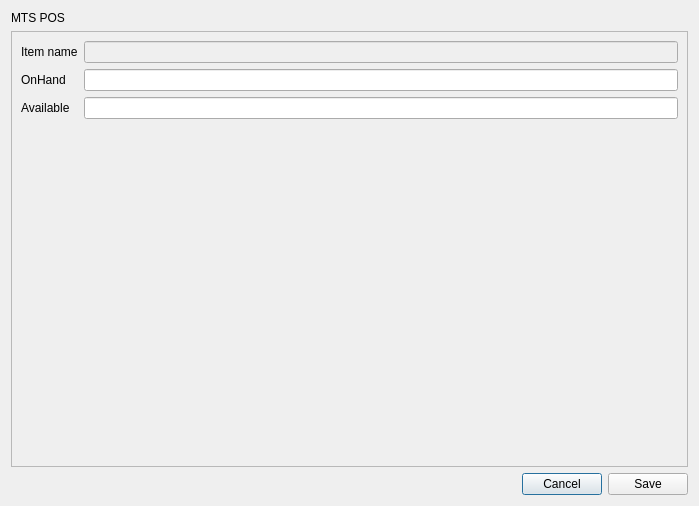
rondalefloyd/mts-pos, file app/views/templates/EditStock.ui: the form before one commit.
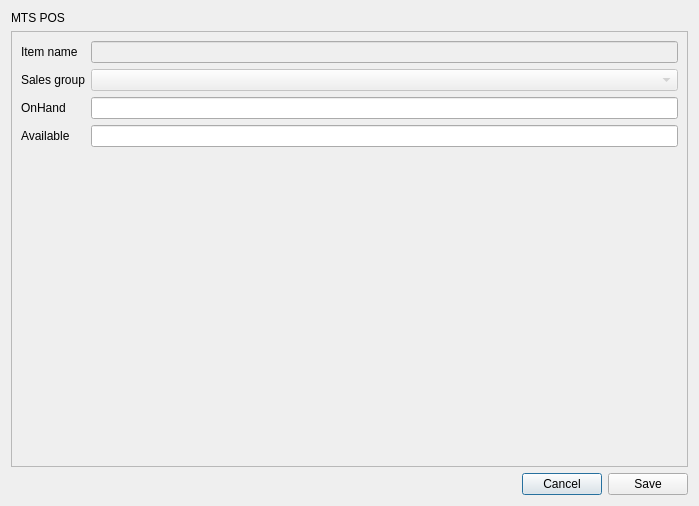
The form after the commit.

Patch:
```diff
--- a/app/views/templates/EditStock.ui
+++ b/app/views/templates/EditStock.ui
@@ -56,26 +56,40 @@
          </property>
         </widget>
        </item>
-       <item row="1" column="0">
+       <item row="2" column="0">
         <widget class="QLabel" name="label_2">
          <property name="text">
           <string>OnHand</string>
          </property>
         </widget>
        </item>
-       <item row="1" column="1">
+       <item row="2" column="1">
         <widget class="QLineEdit" name="lineEditOnHand"/>
        </item>
-       <item row="2" column="0">
+       <item row="3" column="0">
         <widget class="QLabel" name="label_4">
          <property name="text">
           <string>Available</string>
          </property>
         </widget>
        </item>
-       <item row="2" column="1">
+       <item row="3" column="1">
         <widget class="QLineEdit" name="lineEditAvailable"/>
        </item>
+       <item row="1" column="1">
+        <widget class="QComboBox" name="comboBoxSalesGroup">
+         <property name="enabled">
+          <bool>false</bool>
+         </property>
+        </widget>
+       </item>
+       <item row="1" column="0">
+        <widget class="QLabel" name="label">
+         <property name="text">
+          <string>Sales group</string>
+         </property>
+        </widget>
+       </item>
       </layout>
      </widget>
     </widget>
```
